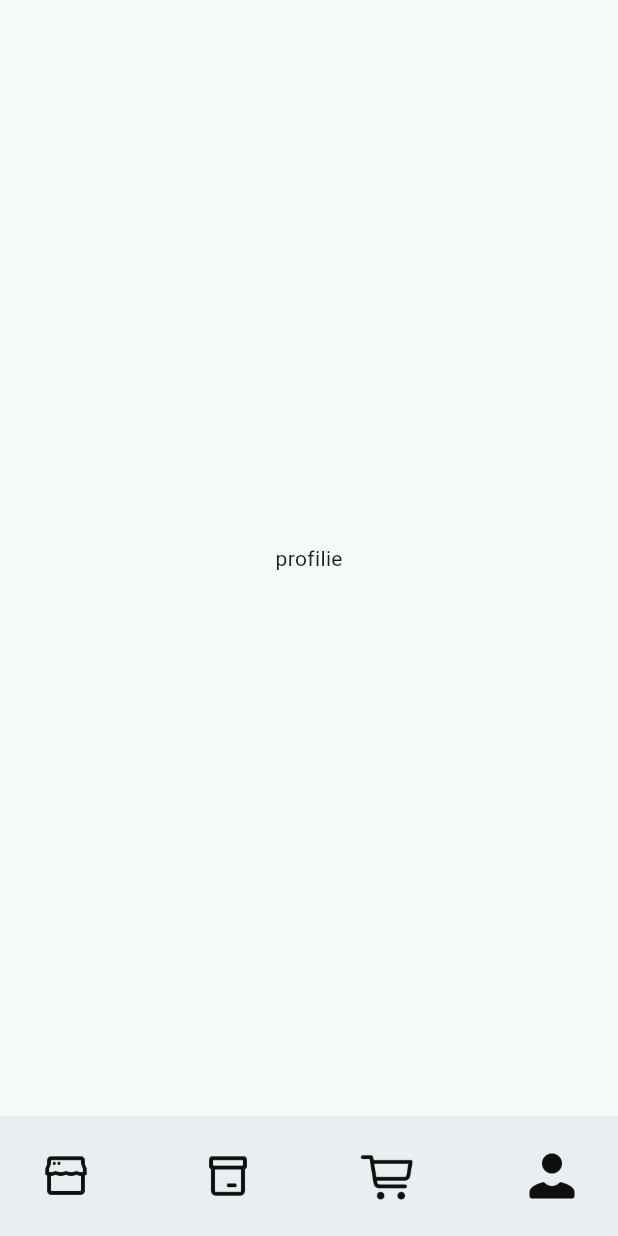
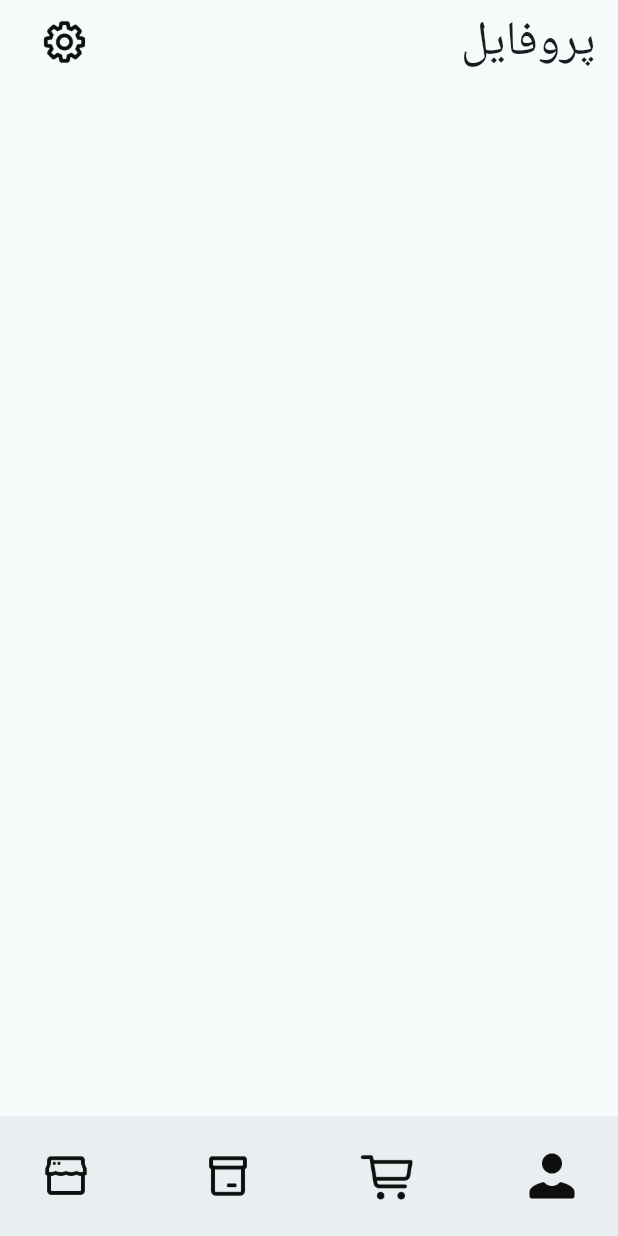
Before and after one commit to Rapithwin/ecommerce_app, a Flutter app: the screen it shows after launch, item 4 of the bottom bar chosen, on a phone screen of 412 x 824 dp. Run offline on Flutter 3.47's test engine with Material 3 defaults, Android fonts, the phone set to English and light mode, and no system bars; our stand-ins replace bloc, equatable, flutter_bloc.

Commit message:
AppBar for profile

```diff
--- a/lib/profile/presentation/view/profile_page.dart
+++ b/lib/profile/presentation/view/profile_page.dart
@@ -1,3 +1,4 @@
+import 'package:e_commerce/profile/presentation/widgets/app_bar_widgets.dart';
 import 'package:flutter/material.dart';
 
 class ProfilePage extends StatelessWidget {
@@ -5,6 +6,13 @@ class ProfilePage extends StatelessWidget {
 
   @override
   Widget build(BuildContext context) {
-    return Center(child: Text("profilie"));
+    final size = MediaQuery.of(context).size;
+    final theme = Theme.of(context);
+    return Scaffold(
+      appBar: AppBar(
+        backgroundColor: Colors.transparent,
+        actions: AppBarWidgets.appBarActions(size, theme),
+      ),
+    );
   }
 }
--- /dev/null
+++ b/lib/profile/presentation/widgets/app_bar_widgets.dart
@@ -0,0 +1,36 @@
+import 'package:flutter/material.dart';
+
+class AppBarWidgets {
+  static List<Widget> appBarActions(Size size, ThemeData theme) {
+    return [
+      SizedBox(
+        width: size.width,
+        child: Padding(
+          padding: const EdgeInsets.symmetric(horizontal: 15.0),
+          child: Row(
+            mainAxisAlignment: MainAxisAlignment.spaceBetween,
+            children: [
+              IconButton(
+                onPressed: () {},
+                icon: Image.asset(
+                  "assets/images/profile_page/settings.png",
+                  color: theme.colorScheme.secondary,
+                  height: 40,
+                  width: 40,
+                ),
+              ),
+              Align(
+                alignment: Alignment.centerRight,
+                child: Text(
+                  "پروفایل",
+                  textDirection: TextDirection.rtl,
+                  style: theme.textTheme.headlineLarge,
+                ),
+              ),
+            ],
+          ),
+        ),
+      )
+    ];
+  }
+}
```
